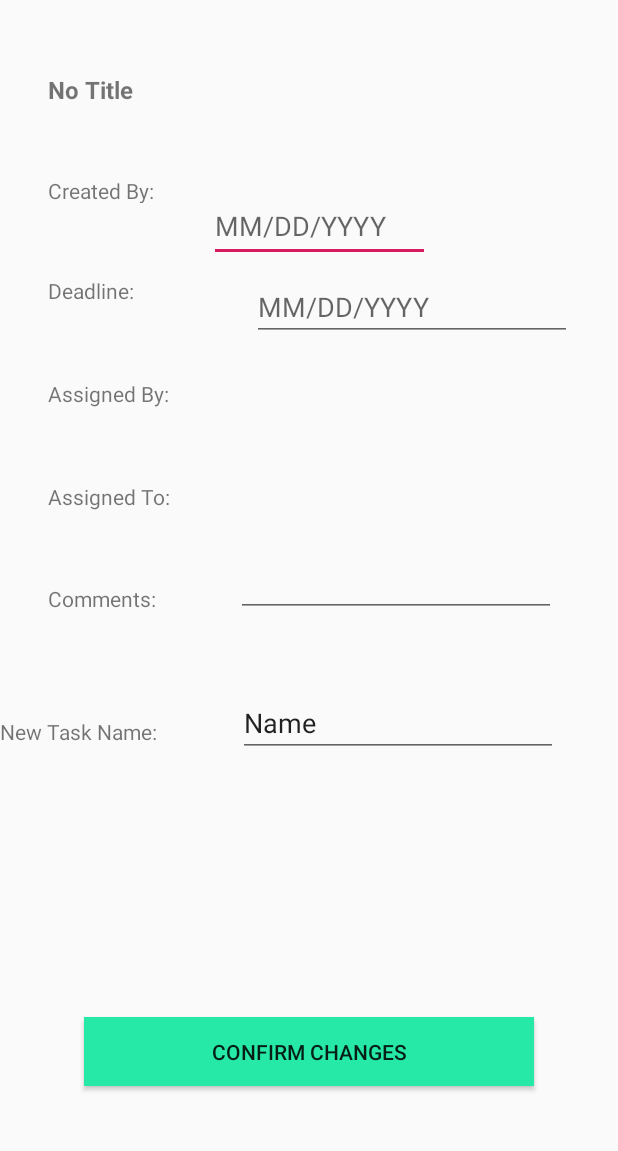
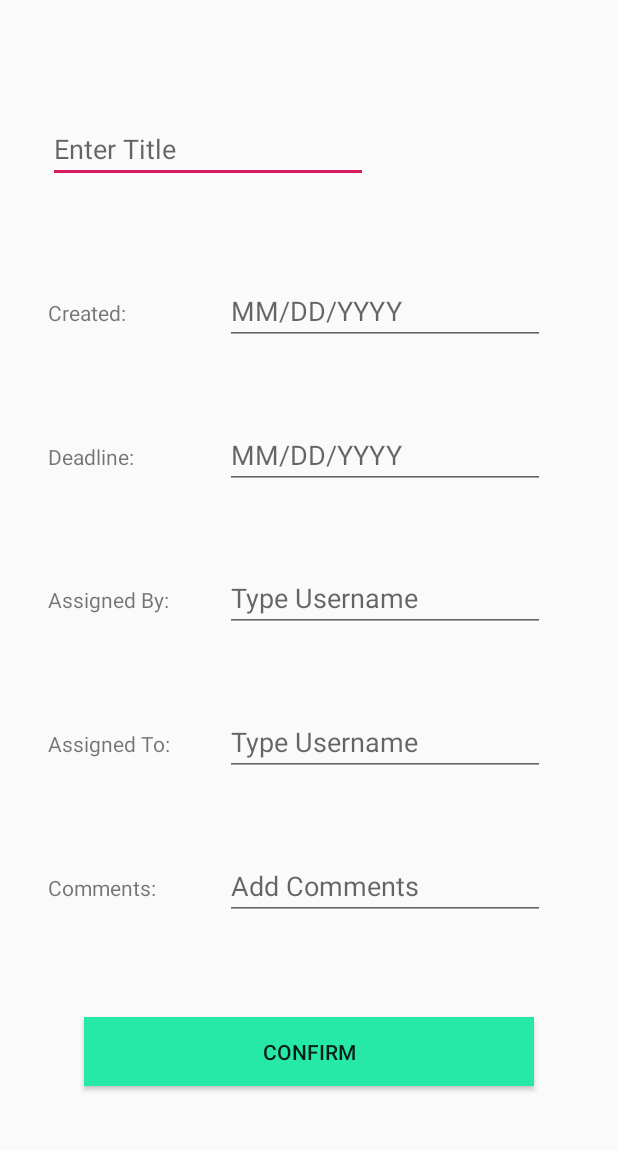
Before and after one commit to jhu-cs-uima-sp19/WeTask, an Android app: the EditTaskActivity screen opened directly, with no data from a screen before it, on a phone screen of 412 x 824 dp, the part 84-1235 px from its top. Run offline under Robolectric (Android 15) with nearby library versions, the phone set to English and light mode, and no system bars; our stand-ins replace Firebase (no records; nobody signed in at launch, a user with empty details on screens opened directly).

Commit message:
now creating task can successfully assign a task (to users other than simon) and have it show up in their my task screen, edit task xml file fixed, logout functionality implemented

```diff
--- a/app/src/main/java/com/example/wetask/EditTaskActivity.java
+++ b/app/src/main/java/com/example/wetask/EditTaskActivity.java
@@ -21,8 +21,6 @@ import com.google.firebase.database.FirebaseDatabase;
 import com.google.firebase.database.ValueEventListener;
 
 import java.util.Random;
-import java.lang.reflect.Array;
-import java.util.ArrayList;
 
 public class EditTaskActivity extends AppCompatActivity {
     private GroupObject current_group;
@@ -51,38 +49,45 @@ public class EditTaskActivity extends AppCompatActivity {
             actionBar.setDisplayHomeAsUpEnabled( true );
         }
 
-        SharedPreferences sharedPref = this.getSharedPreferences("weTask", MODE_PRIVATE);
+        final SharedPreferences sharedPref = this.getSharedPreferences("weTask", MODE_PRIVATE);
         String currGroupStr = sharedPref.getString("groupStr", "Group Not Found");
         toolbar.setTitle(currGroupStr);
 
-        TextView taskTitle = findViewById(R.id.taskTitle);
-        String title = sharedPref.getString("title", "No Title");
-        taskTitle.setText(title);
+        final EditText taskTitle = findViewById(R.id.new_task_name);
+        final EditText create_date = findViewById(R.id.created_date);
+        final EditText deadline = findViewById(R.id.deadline_date);
+        final EditText assigner = findViewById(R.id.assigner);
+        final EditText assignee = findViewById(R.id.assignee);
+        final EditText comment = findViewById(R.id.comments_edit);
 
-        TextView create = findViewById(R.id.create);
-        final String createdBy = "Created By: " + sharedPref.getString("create", "User Not Found");
-        create.setText(createdBy);
 
-        final EditText comment = findViewById(R.id.comments_detail);
-        final EditText deadline = findViewById(R.id.deadline_date);
-        final EditText create_date = findViewById(R.id.created_date);
-        final EditText new_task_name = findViewById(R.id.newtaskname);
+        if ((sharedPref.getString( "mode", "create")).equals("edit")) {
+            taskTitle.setText(sharedPref.getString("title", "No Title"));
+            create_date.setText(sharedPref.getString("create", "1/1/2020"));
+            deadline.setText(sharedPref.getString("deadline", "1/1/2020"));
+            assigner.setText(sharedPref.getString("assigner", "User Not Found"));
+            assignee.setText(sharedPref.getString("assignee", "User Not Found"));
+            comment.setText(sharedPref.getString("comments", ""));
+        }
 
-        Button button = findViewById(R.id.confirm_changes);
+        Button button = findViewById(R.id.confirm );
         button.setOnClickListener(new View.OnClickListener() {
             @Override
             public void onClick(View view) {
-                if((intent.getIntExtra("if_new", 0) == 0)){
+                if((intent.getIntExtra("if_new", 0) == 0)){ //IF EDITING TASK
+                    String name = taskTitle.getText().toString();
                     String c_date = create_date.getText().toString();
+                    String aBy = assigner.getText().toString();
+                    String aTo = assignee.getText().toString();
                     String ddl = deadline.getText().toString();
                     String com = comment.getText().toString();
-                    String name = new_task_name.getText().toString();
 
                     Random r = new Random();
                     int tag = r.nextInt();
                     String ID = Integer.toString(tag);
 
-                    TaskItem new_task = new TaskItem(name, ID, "g100", c_date, "jacob", "simon", ddl, com);
+                    //TaskItem new_task = new TaskItem(name, ID, "g100", c_date, "jacob", "simon", ddl, com);
+                    TaskItem new_task = new TaskItem(name, ID, "g100", c_date, aBy, aTo, ddl, com);
                     tasks.child(new_task.getTaskId()).setValue(new_task);
                     current_group.addGroupTask(new_task.getTaskId());
                     groups.child("g100").setValue(current_group);
@@ -90,17 +95,20 @@ public class EditTaskActivity extends AppCompatActivity {
                     MainActivity.allTasks.add(new_task);
                     Intent intent = new Intent(EditTaskActivity.this, MainActivity.class);
                     startActivity(intent);
-                } else {
+
+                } else { //IF CREATING A TASK
+                    String name = taskTitle.getText().toString();
                     String c_date = create_date.getText().toString();
+                    String aBy = assigner.getText().toString();
+                    String aTo = assignee.getText().toString();
                     String ddl = deadline.getText().toString();
                     String com = comment.getText().toString();
-                    String name = new_task_name.getText().toString();
 
                     Random r = new Random();
                     int tag = r.nextInt();
                     String ID = Integer.toString(tag);
 
-                    TaskItem new_task = new TaskItem(name, ID, "g100", c_date, "jacob", "simon", ddl, com);
+                    TaskItem new_task = new TaskItem(name, ID, "g100", c_date, aBy, aTo, ddl, com);
                     tasks.child(new_task.getTaskId()).setValue(new_task);
                     current_group.addGroupTask(new_task.getTaskId());
                     groups.child("g100").setValue(current_group);
@@ -112,8 +120,6 @@ public class EditTaskActivity extends AppCompatActivity {
 
             }
         });
-        //add on click listener to confirm changes which either creates task or changes task (and pushes
-        //to database) depending on sharedpref mode attribute being edit or create
     }
 
     public boolean onOptionsItemSelected(MenuItem item){
--- a/app/src/main/java/com/example/wetask/MainActivity.java
+++ b/app/src/main/java/com/example/wetask/MainActivity.java
@@ -171,12 +171,9 @@ public class MainActivity extends AppCompatActivity  implements NavigationView.O
         }
 
         if (id == R.id.logout) {
-            Toast toast = Toast.makeText(getApplicationContext(),
+/*            Toast toast = Toast.makeText(getApplicationContext(),
                     "Can't log you out right now", Toast.LENGTH_SHORT);
-            toast.show();
-        }
-
-        if (id == R.id.login) {
+            toast.show();*/
             Intent intent = new Intent(MainActivity.this, Login.class);
             startActivity(intent);
         }
@@ -279,6 +276,7 @@ public class MainActivity extends AppCompatActivity  implements NavigationView.O
                 if(task.getAssignedTo().equals(userId)) {
                     myTasks.add(task);
                 }
+                myTaskAdapter.notifyDataSetChanged();
             }
 
             @Override
@@ -294,6 +292,7 @@ public class MainActivity extends AppCompatActivity  implements NavigationView.O
             public void onDataChange(@NonNull DataSnapshot dataSnapshot) {
                 TaskItem task = dataSnapshot.child(taskId).getValue(TaskItem.class);
                 allTasks.add(task);
+                allTaskAdapter.notifyDataSetChanged();
             }
 
             @Override
@@ -338,8 +337,8 @@ public class MainActivity extends AppCompatActivity  implements NavigationView.O
     public void onResume(){
         super.onResume();
         updateAllTasks();
-        myTaskAdapter = new TaskItemAdapter(this, R.layout.task_item_layout, myTasks);
-        allTaskAdapter = new TaskItemAdapter( this, R.layout.task_item_layout, allTasks );
+        //myTaskAdapter = new TaskItemAdapter(this, R.layout.task_item_layout, myTasks);
+        //allTaskAdapter = new TaskItemAdapter( this, R.layout.task_item_layout, allTasks );
         masterList.set(0, myTaskAdapter);
         masterList.set(1, allTaskAdapter);
 
--- a/app/src/main/res/layout/activity_edit_task.xml
+++ b/app/src/main/res/layout/activity_edit_task.xml
@@ -15,156 +15,134 @@
         app:layout_constraintTop_toTopOf="parent"
         tools:layout_editor_absoluteX="0dp" />
 
-
-    <TextView
-        android:id="@+id/taskTitle"
-        android:layout_width="221dp"
-        android:layout_height="20dp"
+    <EditText
+        android:id="@+id/new_task_name"
+        android:layout_width="wrap_content"
+        android:layout_height="wrap_content"
         android:layout_marginStart="32dp"
-        android:layout_marginTop="32dp"
-        android:text="@string/task_title_goes_here"
-        android:textSize="16sp"
-        android:textStyle="bold"
+        android:ems="10"
+        android:hint="@string/add_title"
+        android:inputType="textPersonName"
         app:layout_constraintBottom_toTopOf="@+id/create"
         app:layout_constraintStart_toStartOf="parent"
         app:layout_constraintTop_toBottomOf="@+id/toolbar" />
 
     <TextView
         android:id="@+id/create"
-        android:layout_width="82dp"
-        android:layout_height="18dp"
-        android:layout_marginStart="32dp"
-        android:layout_marginTop="32dp"
+        android:layout_width="wrap_content"
+        android:layout_height="wrap_content"
         android:text="@string/created"
-        app:layout_constraintBottom_toTopOf="@+id/deadline"
-        app:layout_constraintStart_toStartOf="parent"
-        app:layout_constraintTop_toBottomOf="@+id/taskTitle" />
+        app:layout_constraintBottom_toTopOf="@id/deadline"
+        app:layout_constraintStart_toStartOf="@+id/new_task_name"
+        app:layout_constraintTop_toBottomOf="@+id/new_task_name" />
+
+    <TextView
+        android:id="@+id/deadline"
+        android:layout_width="wrap_content"
+        android:layout_height="wrap_content"
+        android:text="@string/deadline"
+        app:layout_constraintBottom_toTopOf="@+id/assignedBy"
+        app:layout_constraintStart_toStartOf="@+id/create"
+        app:layout_constraintTop_toBottomOf="@+id/create"/>
+
+    <TextView
+        android:id="@+id/assignedBy"
+        android:layout_width="wrap_content"
+        android:layout_height="wrap_content"
+        android:text="@string/assigned_by"
+        app:layout_constraintBottom_toTopOf="@+id/assignedTo"
+        app:layout_constraintStart_toStartOf="@+id/deadline"
+        app:layout_constraintTop_toBottomOf="@+id/deadline" />
+
+    <TextView
+        android:id="@+id/assignedTo"
+        android:layout_width="wrap_content"
+        android:layout_height="wrap_content"
+        android:text="@string/assigned_to"
+        app:layout_constraintBottom_toTopOf="@+id/comments"
+        app:layout_constraintStart_toStartOf="@+id/assignedBy"
+        app:layout_constraintTop_toBottomOf="@+id/assignedBy" />
+
+    <TextView
+        android:id="@+id/comments"
+        android:layout_width="wrap_content"
+        android:layout_height="wrap_content"
+        android:text="@string/comments"
+        app:layout_constraintBottom_toTopOf="@+id/confirm"
+        app:layout_constraintStart_toStartOf="@+id/assignedTo"
+        app:layout_constraintTop_toBottomOf="@+id/assignedTo" />
+
+
+
+
 
     <EditText
         android:id="@+id/created_date"
-        android:layout_width="147dp"
-        android:layout_height="48dp"
-        android:layout_marginTop="16dp"
-        android:layout_marginEnd="125dp"
-        android:layout_marginBottom="7dp"
+        android:layout_width="wrap_content"
+        android:layout_height="wrap_content"
+        android:layout_marginStart="150dp"
         android:autofillHints=""
         android:ems="10"
         android:hint="@string/sample_date"
         android:inputType="date"
-        app:layout_constraintBottom_toTopOf="@+id/deadline_date"
-        app:layout_constraintEnd_toEndOf="parent"
-        app:layout_constraintHorizontal_bias="1.0"
-        app:layout_constraintStart_toEndOf="@+id/create"
-        app:layout_constraintTop_toBottomOf="@+id/taskTitle"
-        app:layout_constraintVertical_bias="1.0"
+        app:layout_constraintBaseline_toBaselineOf="@+id/create"
+        app:layout_constraintStart_toStartOf="parent"
         tools:targetApi="o" />
 
     <EditText
         android:id="@+id/deadline_date"
         android:layout_width="wrap_content"
         android:layout_height="wrap_content"
-        android:layout_marginStart="25dp"
-        android:layout_marginBottom="25dp"
         android:ems="10"
         android:hint="@string/sample_date"
         android:inputType="date"
-        app:layout_constraintBottom_toTopOf="@+id/assignedBy"
-        app:layout_constraintEnd_toEndOf="parent"
-        app:layout_constraintStart_toEndOf="@+id/deadline" />
+        app:layout_constraintBaseline_toBaselineOf="@+id/deadline"
+        app:layout_constraintStart_toStartOf="@+id/created_date" />
 
-    <TextView
-        android:id="@+id/deadline"
-        android:layout_width="79dp"
-        android:layout_height="19dp"
-        android:layout_marginStart="32dp"
-        android:layout_marginTop="32dp"
-        android:text="@string/deadline"
-        app:layout_constraintBottom_toTopOf="@+id/assignedBy"
-        app:layout_constraintStart_toStartOf="parent"
-        app:layout_constraintTop_toBottomOf="@+id/create" />
+    <EditText
+        android:id="@+id/assigner"
+        android:layout_width="wrap_content"
+        android:layout_height="wrap_content"
+        android:ems="10"
+        android:hint="@string/enter_user"
+        android:inputType="textPersonName"
+        app:layout_constraintBaseline_toBaselineOf="@+id/assignedBy"
+        app:layout_constraintStart_toStartOf="@+id/deadline_date" />
 
-    <TextView
-        android:id="@+id/assignedBy"
-        android:layout_width="93dp"
-        android:layout_height="20dp"
-        android:layout_marginStart="32dp"
-        android:layout_marginTop="32dp"
-        android:text="@string/assigned_by"
-        app:layout_constraintBottom_toTopOf="@+id/assignedTo"
-        app:layout_constraintStart_toStartOf="parent"
-        app:layout_constraintTop_toBottomOf="@+id/deadline" />
+    <EditText
+        android:id="@+id/assignee"
+        android:layout_width="wrap_content"
+        android:layout_height="wrap_content"
+        android:ems="10"
+        android:hint="@string/enter_user"
+        android:inputType="textPersonName"
+        app:layout_constraintBaseline_toBaselineOf="@+id/assignedTo"
+        app:layout_constraintStart_toStartOf="@+id/assigner" />
 
-    <TextView
-        android:id="@+id/assignedTo"
-        android:layout_width="93dp"
-        android:layout_height="19dp"
-        android:layout_marginStart="32dp"
-        android:layout_marginTop="32dp"
-        android:text="@string/assigned_to"
-        app:layout_constraintBottom_toTopOf="@+id/comments"
-        app:layout_constraintStart_toStartOf="parent"
-        app:layout_constraintTop_toBottomOf="@+id/assignedBy" />
-
-    <TextView
-        android:id="@+id/comments"
-        android:layout_width="88dp"
-        android:layout_height="22dp"
-        android:layout_marginStart="32dp"
-        android:layout_marginTop="32dp"
-        android:layout_marginBottom="250dp"
-        android:text="@string/comments"
-        app:layout_constraintBottom_toTopOf="@+id/confirm_changes"
-        app:layout_constraintStart_toStartOf="parent"
-        app:layout_constraintTop_toBottomOf="@+id/assignedTo" />
+    <EditText
+        android:id="@+id/comments_edit"
+        android:layout_width="wrap_content"
+        android:layout_height="wrap_content"
+        android:ems="10"
+        android:gravity="start|top"
+        android:hint="@string/add_comments"
+        android:inputType="textMultiLine"
+        app:layout_constraintBaseline_toBaselineOf="@+id/comments"
+        app:layout_constraintStart_toStartOf="@+id/assignee" />
 
     <Button
-        android:id="@+id/confirm_changes"
+        android:id="@+id/confirm"
         android:layout_width="300dp"
         android:layout_height="46dp"
         android:layout_marginBottom="44dp"
         android:background="@color/colorPrimary"
-        android:contentDescription="@string/confirm_changes"
-        android:text="@string/confirm_changes"
+        android:contentDescription="@string/confirm"
+        android:text="@string/confirm"
         app:layout_constraintBottom_toBottomOf="parent"
         app:layout_constraintEnd_toEndOf="parent"
         app:layout_constraintStart_toStartOf="parent" />
 
-    <EditText
-        android:id="@+id/comments_detail"
-        android:layout_width="wrap_content"
-        android:layout_height="wrap_content"
-        android:layout_marginStart="6dp"
-        android:ems="10"
-        android:gravity="start|top"
-        android:inputType="textMultiLine"
-        app:layout_constraintBottom_toBottomOf="@+id/comments"
-        app:layout_constraintEnd_toEndOf="parent"
-        app:layout_constraintHorizontal_bias="0.43"
-        app:layout_constraintStart_toEndOf="@+id/comments"
-        app:layout_constraintTop_toTopOf="@+id/comments"
-        app:layout_constraintVertical_bias="1.0" />
 
-    <TextView
-        android:id="@+id/textView"
-        android:layout_width="wrap_content"
-        android:layout_height="wrap_content"
-        android:layout_marginTop="60dp"
-        android:text="New Task Name:"
-        app:layout_constraintBottom_toBottomOf="@id/newtaskname"
-        app:layout_constraintTop_toBottomOf="@+id/comments"
-        tools:layout_editor_absoluteX="19dp" />
-
-    <EditText
-        android:id="@+id/newtaskname"
-        android:layout_width="wrap_content"
-        android:layout_height="wrap_content"
-        android:layout_marginTop="48dp"
-        android:layout_marginEnd="40dp"
-        android:ems="10"
-        android:inputType="textPersonName"
-        android:text="Name"
-        app:layout_constraintEnd_toEndOf="parent"
-        app:layout_constraintTop_toBottomOf="@+id/comments_detail" />
 
 
 </androidx.constraintlayout.widget.ConstraintLayout>
--- a/app/src/main/res/values/strings.xml
+++ b/app/src/main/res/values/strings.xml
@@ -27,11 +27,14 @@
     <string name="created">Created:</string>
     <string name="deadline">Deadline:</string>
     <string name="task_title_goes_here">TITLE</string>
-    <string name="confirm_changes">CONFIRM CHANGES</string>
+    <string name="confirm">CONFIRM</string>
     <string name="sample_date">MM/DD/YYYY</string>
     <string name="create_group">CREATE</string>
     <string name="edit_group_name">Group Name</string>
     <string name="add_user">Add a Member (Limit 8)</string>
+    <string name="enter_user">Type Username</string>
+    <string name="add_comments">Add Comments</string>
+    <string name="add_title">Enter Title</string>
 
     <string name="Wireless_and_network">Wireless + Network</string>
     <string name="Wifi">Wi-Fi</string>
```
